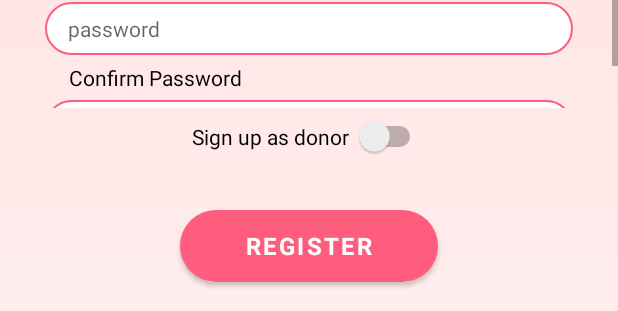
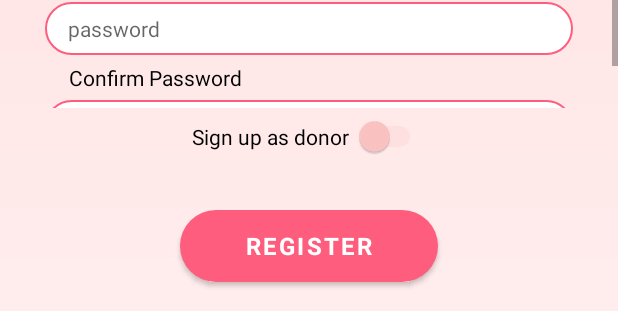
Before and after one commit to chanukaHub/LifeStream---Blood-Donation-App, an Android app: the layout activity_account_register.xml on its own in the app's theme, with its tools: preview values and no code run, on a phone screen of 412 x 824 dp. Shown: the part 849-1160 px from the top of the screen. Run offline under Robolectric (Android 15) with nearby library versions, the light colour scheme and no system bars; plain views replace SpinKitView; Roboto replaces fonts that are not available here.

Commit message:
connected registration page

```diff
--- /dev/null
+++ b/app/src/main/res/drawable/newthumb.xml
@@ -0,0 +1,6 @@
+<?xml version="1.0" encoding="utf-8"?>
+
+    <selector xmlns:android="http://schemas.android.com/apk/res/android">
+        <item android:color="@color/app_red" android:state_checked="true"/>
+        <item android:color="@color/gradient_dark_red" android:state_checked="false"/>
+    </selector>
--- /dev/null
+++ b/app/src/main/res/drawable/newtrack.xml
@@ -0,0 +1,5 @@
+<?xml version="1.0" encoding="utf-8"?>
+<selector xmlns:android="http://schemas.android.com/apk/res/android">
+    <item android:color="@color/app_red" android:state_checked="true"/>
+    <item android:color="@color/gradient_dark_red" android:state_checked="false"/>
+</selector>
--- a/app/src/main/res/layout/activity_account_register.xml
+++ b/app/src/main/res/layout/activity_account_register.xml
@@ -394,7 +394,9 @@
         <Switch
             android:id="@+id/switch_donor"
             android:layout_width="wrap_content"
-            android:layout_height="wrap_content" />
+            android:layout_height="wrap_content"
+            android:trackTint="@drawable/newtrack"
+            android:thumbTint="@drawable/newthumb"/>
 
 
     </LinearLayout>
--- a/app/src/main/res/values/colors.xml
+++ b/app/src/main/res/values/colors.xml
@@ -12,5 +12,7 @@
     <color name="gradient_white">#FFEEEE</color>
     <color name="gradient_red">#FFE2E2</color>
     <color name="gradient_dark_red">#FFC5C5</color>
+    <color name="lightGrey">#EEEEEE</color>
+    <color name="blackApp">#373736</color>
 
 </resources>
```
Also changed, not shown: app/src/main/AndroidManifest.xml (+6 -7 lines), app/src/main/java/com/usj/lifestream/Login.java (+23 -1 lines).
